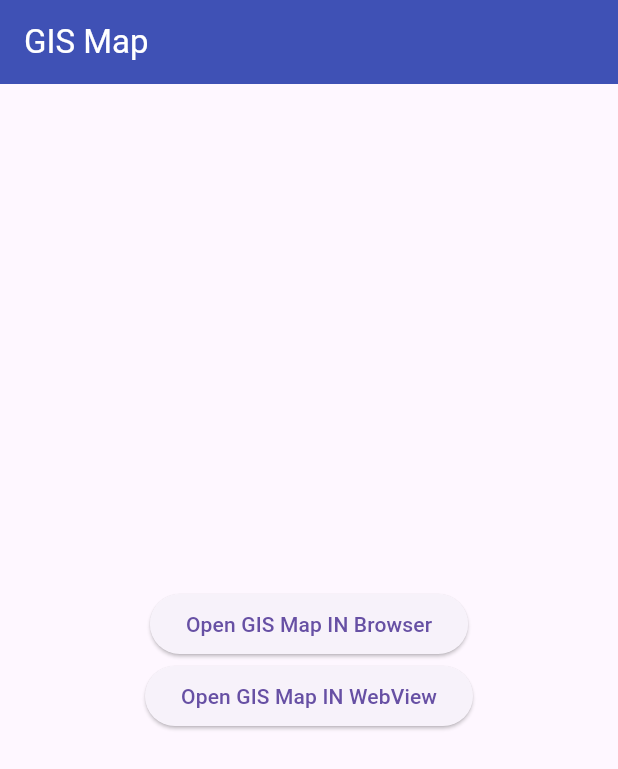
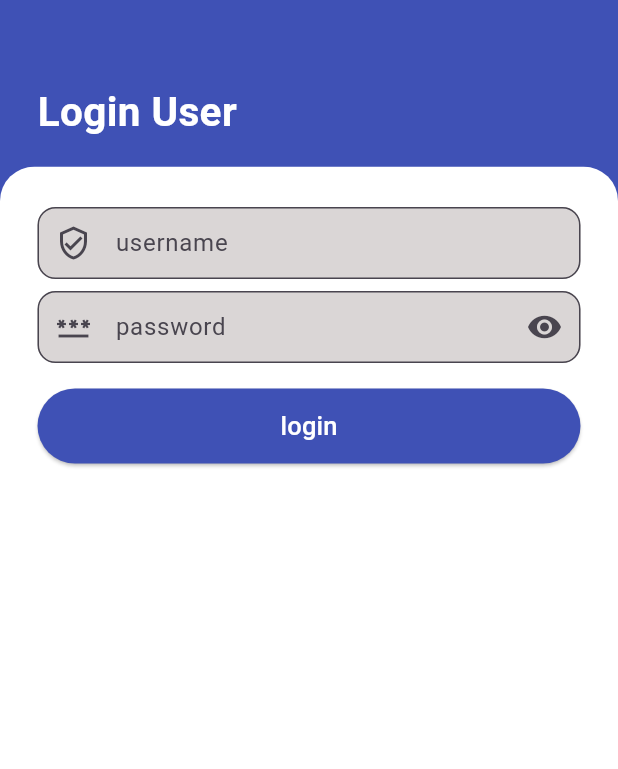
Before and after one commit to AhmedShaltout85/dio_http_convert_address_to_coordinate, a Flutter app: the screen it shows after launch, on a phone screen of 412 x 824 dp. Shown: the top 769 px of the screen. Run offline on Flutter 3.47's test engine with Material 3 defaults, Android fonts, the light colour scheme and no system bars; our stand-ins replace curved_navigation_bar, dio, geocoding, google_maps_flutter, webview_flutter.

Commit message:
lastupdate-12-01-2025

```diff
--- /dev/null
+++ b/lib/custom_widget/custom_elevated_button.dart
@@ -0,0 +1,36 @@
+import 'package:flutter/material.dart';
+
+import '../themes/themes.dart';
+
+class CustomElevatedButton extends StatelessWidget {
+  // const CustomElevatedButton({Key? key}) : super(key: key);
+  final String textString;
+  final VoidCallback onPressed;
+
+  const CustomElevatedButton({
+    super.key,
+    required this.textString,
+    required this.onPressed,
+  });
+
+  @override
+  Widget build(BuildContext context) {
+    return Padding(
+      padding: const EdgeInsets.only(left: 25.0, right: 25),
+      child: SizedBox(
+        width: MediaQuery.of(context).size.width,
+        height: 50,
+        child: ElevatedButton(
+          style: ElevatedButton.styleFrom(
+            backgroundColor: AppTheme.primColor,
+          ),
+          onPressed: onPressed,
+          child: Text(
+            textString,
+            style: const TextStyle(color: AppTheme.txtColor, fontSize: 17),
+          ),
+        ),
+      ),
+    );
+  }
+}
--- /dev/null
+++ b/lib/custom_widget/custom_login_body.dart
@@ -0,0 +1,183 @@
+// ignore_for_file: must_be_immutable
+
+import 'package:flutter/material.dart';
+// import 'package:pick_location/custom_widget/custom_circle_avatar.dart';
+import 'package:pick_location/custom_widget/custom_elevated_button.dart';
+import 'package:pick_location/custom_widget/custom_text_field.dart';
+// import 'package:pick_location/screens/gis_map.dart';
+
+import '../network/remote/dio_network_repos.dart';
+import '../screens/gis_map.dart';
+import '../themes/themes.dart';
+
+class CustomizLoginScreenBody extends StatefulWidget {
+  const CustomizLoginScreenBody({
+    super.key,
+  });
+
+  @override
+  State<CustomizLoginScreenBody> createState() =>
+      _CustomizLoginScreenBodyState();
+}
+
+class _CustomizLoginScreenBodyState extends State<CustomizLoginScreenBody> {
+  final TextEditingController usernameController = TextEditingController();
+
+  final TextEditingController passwordController = TextEditingController();
+
+  void handleLogin(BuildContext context) async {
+    final username = usernameController.text;
+    final password = passwordController.text;
+
+    if (username.isEmpty || password.isEmpty) {
+      ScaffoldMessenger.of(context).showSnackBar(
+        const SnackBar(
+            content: Text('Please enter both username and password')),
+      );
+      return;
+    }
+
+    final response = await DioNetworkRepos().login(username, password);
+
+    if (response['success']) {
+      ScaffoldMessenger.of(context).showSnackBar(
+        const SnackBar(content: Text('Login successful!')),
+      );
+      // Navigate to another screen
+      Navigator.push(
+        context,
+        MaterialPageRoute(builder: (context) => const GisMap()),
+      );
+    } else {
+      ScaffoldMessenger.of(context).showSnackBar(
+        SnackBar(content: Text('Login failed: ${response['message']}')),
+      );
+    }
+  }
+
+  @override
+  Widget build(BuildContext context) {
+    return SingleChildScrollView(
+      child: Column(
+        children: [
+          const SizedBox(
+            height: 30.0,
+          ),
+          // const CustomCircleAvatar(
+          //   imgString: 'assets/logo.png',
+          //   width: 65,
+          //   height: 65,
+          //   radius: 50,
+          // ),
+          const SizedBox(
+            height: 10.0,
+          ),
+          const Padding(
+            padding: EdgeInsets.only(top: 15, left: 25),
+            child: Align(
+              alignment: Alignment.topLeft,
+              child: Text(
+                'Login User',
+                style: TextStyle(
+                    color: AppTheme.txtColor,
+                    fontSize: 27,
+                    fontWeight: FontWeight.bold),
+              ),
+            ),
+          ),
+          const SizedBox(
+            height: 17.0,
+          ),
+          ClipRRect(
+            borderRadius: const BorderRadius.only(
+              topLeft: Radius.circular(23),
+              topRight: Radius.circular(23),
+            ),
+            child: Container(
+              color: AppTheme.txtColor,
+              height: MediaQuery.of(context).size.height,
+              child: SingleChildScrollView(
+                child: Column(
+                  children: [
+                    const SizedBox(
+                      height: 27.0,
+                    ),
+                    CustomTextField(
+                        controller: usernameController,
+                        keyboardType: TextInputType.text,
+                        lableText: 'username',
+                        hintText: 'enter_user_name',
+                        prefixIcon: const Icon(Icons.verified_user_outlined),
+                        suffixIcon: const SizedBox(),
+                        obscureText: false,
+                        textInputAction: TextInputAction.next),
+                    const SizedBox(
+                      height: 8.0,
+                    ),
+                    CustomTextField(
+                      controller: passwordController,
+                      keyboardType: TextInputType.text,
+                      lableText: 'password',
+                      hintText: 'enter_password',
+                      prefixIcon: const Icon(Icons.password),
+                      suffixIcon: const Icon(Icons.visibility),
+                      obscureText: true,
+                      textInputAction: TextInputAction.done,
+                    ),
+                    const SizedBox(
+                      height: 17.0,
+                    ),
+                    CustomElevatedButton(
+                      textString: 'login',
+                      onPressed: () async {
+                        // try {
+                        if (usernameController.text.isEmpty ||
+                            passwordController.text.isEmpty) {
+                          ScaffoldMessenger.of(context).showSnackBar(
+                            const SnackBar(
+                              content: Text('Please enter username & password'),
+                            ),
+                          );
+                        } else {
+                          // call login api
+                          handleLogin(context);
+                          // await handleLogins(context);
+                          }
+                      },
+                    ),
+                  ],
+                ),
+              ),
+            ),
+          ),
+        ],
+      ),
+    );
+  }
+
+  Future<void> handleLogins(BuildContext context) async {
+    final username = usernameController.text;
+    final password = passwordController.text;
+
+    final success = await DioNetworkRepos()
+        .loginByUsernameAndPassword(
+      username,
+      password
+
+    );
+    if (success) {
+      // Navigate to the next page
+      Navigator.push(
+        context,
+        MaterialPageRoute(builder: (_) => const GisMap()),
+      );
+    } else {
+      // Show error
+      ScaffoldMessenger.of(context).showSnackBar(
+        const SnackBar(
+            content:
+                Text('Login failed. Please try again.')),
+      );
+    }
+  }
+}
--- /dev/null
+++ b/lib/custom_widget/custom_text_field.dart
@@ -0,0 +1,49 @@
+import 'package:flutter/material.dart';
+
+class CustomTextField extends StatelessWidget {
+  final String lableText;
+  final String hintText;
+  final Widget prefixIcon;
+  final Widget suffixIcon;
+  final bool obscureText;
+  final TextInputType keyboardType;
+  final TextInputAction textInputAction;
+  final TextEditingController controller;
+  const CustomTextField({
+    super.key,
+    required this.lableText,
+    required this.hintText,
+    required this.prefixIcon,
+    required this.suffixIcon,
+    required this.obscureText,
+    this.keyboardType = TextInputType.none,
+    required this.textInputAction,
+    required this.controller,
+  });
+
+  @override
+  Widget build(BuildContext context) {
+    return Padding(
+      padding: const EdgeInsets.only(left: 25.0, right: 25),
+      child: TextField(
+        controller: controller,
+        textInputAction: textInputAction,
+        style: const TextStyle(fontSize: 10),
+        obscureText: obscureText,
+        decoration: InputDecoration(
+          prefixIcon: prefixIcon,
+          suffixIcon: suffixIcon,
+          filled: true,
+          fillColor: const Color.fromARGB(255, 218, 214, 214),
+          labelText: lableText,
+          hintText: hintText,
+          border: const OutlineInputBorder(
+            borderRadius: BorderRadius.all(
+              Radius.circular(12),
+            ),
+          ),
+        ),
+      ),
+    );
+  }
+}
--- a/lib/main.dart
+++ b/lib/main.dart
@@ -1,6 +1,7 @@
+import 'package:flutter/material.dart';
 // import 'package:pick_location/screens/address_to_coordinate.dart';
-import 'package:flutter/material.dart';
-import 'package:pick_location/screens/gis_map.dart';
+// import 'package:pick_location/screens/gis_map.dart';
+import 'package:pick_location/screens/login_screen.dart';
 
 void main() {
   runApp(const MyApp());
@@ -27,7 +28,8 @@ class MyApp extends StatelessWidget {
         // useMaterial3: true,
       ),
       // home: const AddressToCoordinates(), //TESTED (WORKING)
-      home: const GisMap(),//TESTED (WORKING-OPEN IN BROWSER & WEBVIEW)
+      // home: const GisMap(),//TESTED (WORKING-OPEN IN BROWSER & WEBVIEW)
+      home: const LoginScreen(),//TESTED (WORKING)
     );
   }
 }
--- /dev/null
+++ b/lib/screens/login_screen.dart
@@ -0,0 +1,15 @@
+import 'package:flutter/material.dart';
+
+import '../custom_widget/custom_login_body.dart';
+
+class LoginScreen extends StatelessWidget {
+  const LoginScreen({super.key});
+
+  @override
+  Widget build(BuildContext context) {
+    return const Scaffold(
+      backgroundColor: Colors.indigo,
+      body: CustomizLoginScreenBody(),
+    );
+  }
+}
```
Also changed, not shown: lib/custom_widget/custom_circle_avatar.dart (added, +32 -0 lines), lib/custom_widget/custom_text_button.dart (added, +27 -0 lines), lib/network/remote/dio_network_repos.dart (+128 -63 lines), lib/themes/themes.dart (added, +71 -0 lines).
